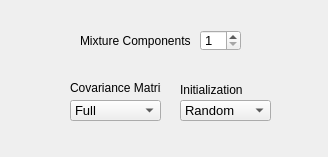
Before: the Qt Designer form _AlgorithmsPlugins/GMM/paramsGMMdynamic.ui in b4silio/MLDemos, drawn with Qt 5.
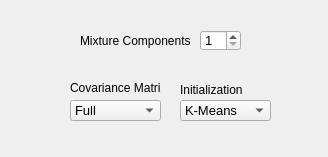
After: the same form once the commit is applied.

Diff of the .ui file:
```diff
--- a/_AlgorithmsPlugins/GMM/paramsGMMdynamic.ui
+++ b/_AlgorithmsPlugins/GMM/paramsGMMdynamic.ui
@@ -79,7 +79,7 @@
 K-Means: perform K-Means and assign means and variance to each mixture</string>
    </property>
    <property name="currentIndex">
-    <number>0</number>
+    <number>2</number>
    </property>
    <item>
     <property name="text">
```
